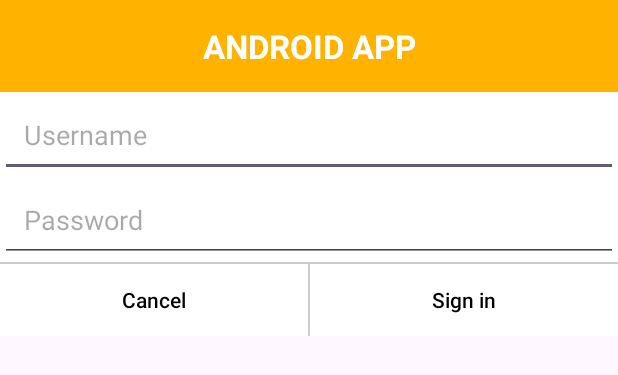
After one commit to F-Jayson/exp_03, an Android app: the layout dialog_login.xml on its own in the app's theme, with its tools: preview values and no code run, on a phone screen of 412 x 824 dp. The commit adds this screen. Shown: the top 375 px of the screen. Run offline under Robolectric (Android 15) with nearby library versions, the phone set to English and light mode, and no system bars.

Commit message:
feat: 完成 Task_2
- 完成Task_2
- 修改镜像源为腾讯镜像

```diff
--- /dev/null
+++ b/app/src/main/res/layout/dialog_login.xml
@@ -0,0 +1,70 @@
+<?xml version="1.0" encoding="utf-8"?>
+<LinearLayout xmlns:android="http://schemas.android.com/apk/res/android"
+    android:layout_width="match_parent"
+    android:layout_height="wrap_content"
+    android:background="#FFFFFF"
+    android:orientation="vertical">
+
+    <TextView
+        android:layout_width="match_parent"
+        android:layout_height="wrap_content"
+        android:background="#FFB300"
+        android:gravity="center"
+        android:padding="16dp"
+        android:text="ANDROID APP"
+        android:textColor="#FFFFFF"
+        android:textSize="22sp"
+        android:textStyle="bold" />
+
+    <EditText
+        android:id="@+id/et_username"
+        android:layout_width="match_parent"
+        android:layout_height="wrap_content"
+        android:hint="Username"
+        android:inputType="textPersonName"
+        android:padding="16dp" />
+
+    <EditText
+        android:id="@+id/et_password"
+        android:layout_width="match_parent"
+        android:layout_height="wrap_content"
+        android:hint="Password"
+        android:inputType="textPassword"
+        android:padding="16dp" />
+
+    <View
+        android:layout_width="match_parent"
+        android:layout_height="1dp"
+        android:background="#CCCCCC" />
+
+    <LinearLayout
+        android:layout_width="match_parent"
+        android:layout_height="48dp"
+        android:orientation="horizontal">
+
+        <Button
+            android:id="@+id/btn_cancel"
+            style="?android:attr/borderlessButtonStyle"
+            android:layout_width="0dp"
+            android:layout_height="match_parent"
+            android:layout_weight="1"
+            android:text="Cancel"
+            android:textColor="@color/black"
+            android:textAllCaps="false" />
+
+        <View
+            android:layout_width="1dp"
+            android:layout_height="match_parent"
+            android:background="#CCCCCC" />
+
+        <Button
+            android:id="@+id/btn_sign_in"
+            style="?android:attr/borderlessButtonStyle"
+            android:layout_width="0dp"
+            android:layout_height="match_parent"
+            android:layout_weight="1"
+            android:text="Sign in"
+            android:textColor="@color/black"
+            android:textAllCaps="false" />
+    </LinearLayout>
+</LinearLayout>
```
Also changed, not shown: app/src/main/java/com/mobleapp/exp_03/MainActivity.java (+34 -1 lines), settings.gradle.kts (+8 -10 lines), gradle/wrapper/gradle-wrapper.properties.
